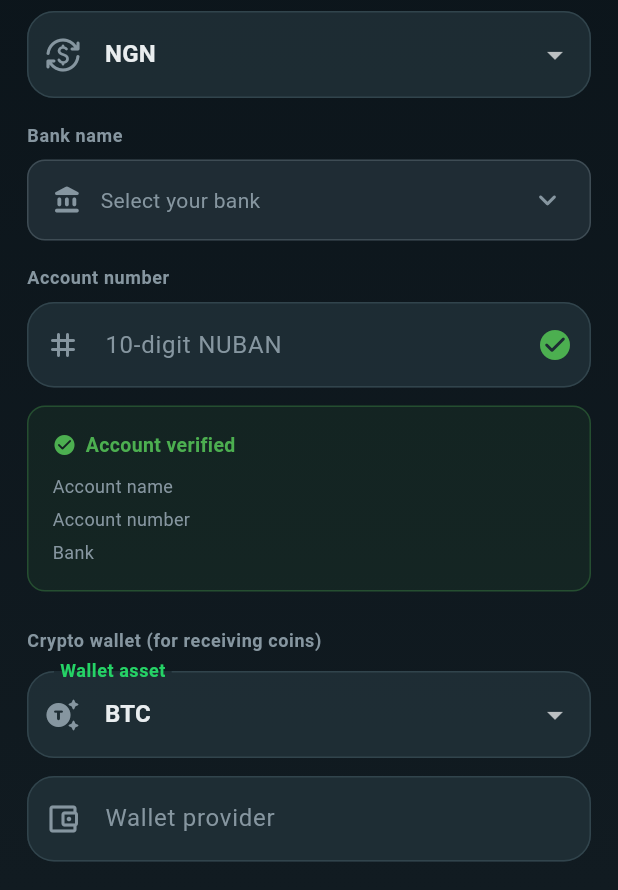
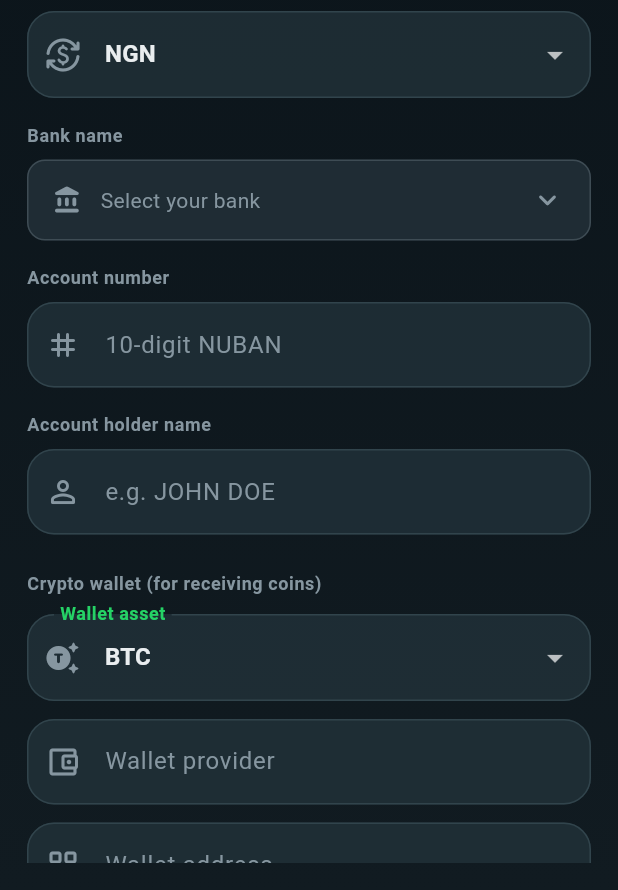
Before and after one commit to mackings/bondoo-mobile, a Flutter app: the RequiredAccountSetupScreen screen opened directly, on a phone screen of 412 x 824 dp, the part 346-1236 px from its top. Run offline on Flutter 3.47's test engine with Material 3 defaults, Android fonts, the phone set to English and light mode, and no system bars; our stand-ins replace audioplayers, firebase_core, firebase_messaging, flutter_riverpod, image_picker, permission_handler and 2 more; missing offline and left inert: agora_rtc_engine, record; accounts and stored records are empty; network calls fail.

Commit message:
Remove bank account name auto-verification; user enters account name manually
Drops the Paystack API call entirely. Flow is now:
- Select bank from list
- Type 10-digit account number
- Type account holder name manually
- Summary card appears when all three are filled

No API key or network call needed for the bank setup step.

Co-Authored-By: Claude Sonnet 4.6 <noreply@anthropic.com>

```diff
--- a/lib/features/auth/presentation/account_setup_screen.dart
+++ b/lib/features/auth/presentation/account_setup_screen.dart
@@ -140,112 +140,47 @@ class _RequiredAccountSetupScreenState
     extends ConsumerState<RequiredAccountSetupScreen> {
   final _formKey = GlobalKey<FormState>();
   final _accountNumberCtrl = TextEditingController();
+  final _accountNameCtrl = TextEditingController();
   final _walletProviderCtrl = TextEditingController();
   final _walletAddressCtrl = TextEditingController();
-  final _bankSearchCtrl = TextEditingController();
 
   String _currency = 'NGN';
   String _asset = 'BTC';
 
-  // Bank state
   List<BankInfo> _banks = [];
-  List<BankInfo> _filteredBanks = [];
   BankInfo? _selectedBank;
   bool _loadingBanks = false;
+  bool _busy = false;
 
-  // Verification state
-  VerifiedAccount? _verified;
-  bool _verifying = false;
-  String? _verifyError;
-
-  bool _busy = false;
+  bool get _accountFilled =>
+      _selectedBank != null &&
+      _accountNumberCtrl.text.trim().length >= 6 &&
+      _accountNameCtrl.text.trim().length >= 2;
 
   @override
   void initState() {
     super.initState();
     _loadBanks();
-    _accountNumberCtrl.addListener(_onAccountNumberChanged);
-    _bankSearchCtrl.addListener(_onBankSearch);
+    _accountNumberCtrl.addListener(() => setState(() {}));
+    _accountNameCtrl.addListener(() => setState(() {}));
   }
 
   @override
   void dispose() {
     _accountNumberCtrl.dispose();
+    _accountNameCtrl.dispose();
     _walletProviderCtrl.dispose();
     _walletAddressCtrl.dispose();
-    _bankSearchCtrl.dispose();
     super.dispose();
   }
 
   Future<void> _loadBanks() async {
     setState(() => _loadingBanks = true);
     try {
-      final banks =
-          await ref.read(bankRepositoryProvider).fetchBanks(_currency);
-      if (mounted) {
-        setState(() {
-          _banks = banks;
-          _filteredBanks = banks;
-          _loadingBanks = false;
-        });
-      }
+      final banks = await ref.read(bankRepositoryProvider).fetchBanks(_currency);
+      if (mounted) setState(() { _banks = banks; _loadingBanks = false; });
     } catch (_) {
       if (mounted) setState(() => _loadingBanks = false);
-    }
-  }
-
-  void _onBankSearch() {
-    final q = _bankSearchCtrl.text.toLowerCase();
-    setState(() {
-      _filteredBanks = q.isEmpty
-          ? _banks
-          : _banks
-              .where((b) => b.name.toLowerCase().contains(q))
-              .toList();
-    });
-  }
-
-  void _onAccountNumberChanged() {
-    // Clear any previous verification when account number changes
-    if (_verified != null || _verifyError != null) {
-      setState(() {
-        _verified = null;
-        _verifyError = null;
-      });
-    }
-    // Auto-trigger verification when 10 digits entered and bank selected
-    final number = _accountNumberCtrl.text.trim();
-    if (number.length == 10 && _selectedBank != null) {
-      _verifyAccount();
-    }
-  }
-
-  Future<void> _verifyAccount() async {
-    final number = _accountNumberCtrl.text.trim();
-    if (number.length < 6 || _selectedBank == null) return;
-    setState(() {
-      _verifying = true;
-      _verifyError = null;
-      _verified = null;
-    });
-    try {
-      final result = await ref.read(bankRepositoryProvider).verifyAccount(
-            accountNumber: number,
-            bankCode: _selectedBank!.code,
-          );
-      if (mounted) {
-        setState(() {
-          _verified = result;
-          _verifying = false;
-        });
-      }
-    } catch (e) {
-      if (mounted) {
-        setState(() {
-          _verifyError = e.toString().replaceAll('Exception: ', '');
-          _verifying = false;
-        });
-      }
     }
   }
 
@@ -257,25 +192,9 @@ class _RequiredAccountSetupScreenState
       shape: const RoundedRectangleBorder(
         borderRadius: BorderRadius.vertical(top: Radius.circular(20)),
       ),
-      builder: (_) => _BankPickerSheet(
-        banks: _banks,
-        searchCtrl: _bankSearchCtrl,
-        filteredBanks: _filteredBanks,
-        onFilter: _onBankSearch,
-      ),
+      builder: (_) => _BankPickerSheet(banks: _banks),
     );
-    if (picked != null && mounted) {
-      setState(() {
-        _selectedBank = picked;
-        _verified = null;
-        _verifyError = null;
-        _bankSearchCtrl.clear();
-        _filteredBanks = _banks;
-      });
-      // Auto-verify if account number already entered
-      final number = _accountNumberCtrl.text.trim();
-      if (number.length >= 10) _verifyAccount();
-    }
+    if (picked != null && mounted) setState(() => _selectedBank = picked);
   }
 
   Future<void> _save() async {
@@ -284,16 +203,12 @@ class _RequiredAccountSetupScreenState
       showApiError(context, Exception('Please select a bank'), title: 'Bank required');
       return;
     }
-    if (_verified == null) {
-      showApiError(context, Exception('Please verify your account number first'), title: 'Verification required');
-      return;
-    }
     setState(() => _busy = true);
     try {
       await ref.read(profileRepositoryProvider).saveBankAccount(
             bankName: _selectedBank!.name,
-            accountName: _verified!.accountName,
-            accountNumber: _verified!.accountNumber,
+            accountName: _accountNameCtrl.text.trim(),
+            accountNumber: _accountNumberCtrl.text.trim(),
             currency: _currency,
           );
       final user = await ref.read(profileRepositoryProvider).linkWallet(
@@ -342,8 +257,6 @@ class _RequiredAccountSetupScreenState
                 setState(() {
                   _currency = v ?? _currency;
                   _selectedBank = null;
-                  _verified = null;
-                  _verifyError = null;
                 });
                 _loadBanks();
               },
@@ -378,9 +291,7 @@ class _RequiredAccountSetupScreenState
                           : Text(
                               _selectedBank?.name ?? 'Select your bank',
                               style: TextStyle(
-                                color: _selectedBank != null
-                                    ? null
-                                    : AppTheme.muted,
+                                color: _selectedBank != null ? null : AppTheme.muted,
                                 fontWeight: _selectedBank != null
                                     ? FontWeight.w600
                                     : FontWeight.normal,
@@ -407,41 +318,34 @@ class _RequiredAccountSetupScreenState
                 if (v.trim().length < 6) return 'Enter a valid account number';
                 return null;
               },
-              decoration: InputDecoration(
+              decoration: const InputDecoration(
                 counterText: '',
                 hintText: '10-digit NUBAN',
-                prefixIcon: const Icon(Icons.tag_rounded),
-                suffixIcon: _verifying
-                    ? const Padding(
-                        padding: EdgeInsets.all(12),
-                        child: SizedBox(
-                          width: 18,
-                          height: 18,
-                          child: CircularProgressIndicator(strokeWidth: 2),
-                        ),
-                      )
-                    : _verified != null
-                        ? const Icon(Icons.check_circle_rounded,
-                            color: Colors.green)
-                        : null,
+                prefixIcon: Icon(Icons.tag_rounded),
+              ),
+            ),
+            const SizedBox(height: 16),
+
+            // ── Account holder name (manual entry) ────────────────────────
+            const _SectionLabel('Account holder name'),
+            const SizedBox(height: 8),
+            TextFormField(
+              controller: _accountNameCtrl,
+              textCapitalization: TextCapitalization.words,
+              validator: (v) {
+                if (v == null || v.trim().length < 2) {
+                  return 'Enter the account holder name';
+                }
+                return null;
+              },
+              decoration: const InputDecoration(
+                hintText: 'e.g. JOHN DOE',
+                prefixIcon: Icon(Icons.person_outline_rounded),
               ),
             ),
 
-            // ── Verify button (if not auto-triggered) ─────────────────────
-            if (_selectedBank != null &&
-                _accountNumberCtrl.text.trim().length >= 6 &&
-                _verified == null &&
-                !_verifying) ...[
-              const SizedBox(height: 8),
-              OutlinedButton.icon(
-                onPressed: _verifyAccount,
-                icon: const Icon(Icons.verified_user_rounded, size: 18),
-                label: const Text('Verify account name'),
-              ),
-            ],
-
-            // ── Verified account card ─────────────────────────────────────
-            if (_verified != null) ...[
+            // ── Summary card once all bank fields are filled ───────────────
+            if (_accountFilled) ...[
               const SizedBox(height: 12),
               Container(
                 padding: const EdgeInsets.all(16),
@@ -459,7 +363,7 @@ class _RequiredAccountSetupScreenState
                             color: Colors.green, size: 16),
                         SizedBox(width: 6),
                         Text(
-                          'Account verified',
+                          'Bank account details',
                           style: TextStyle(
                             color: Colors.green,
                             fontWeight: FontWeight.w700,
@@ -471,41 +375,15 @@ class _RequiredAccountSetupScreenState
                     const SizedBox(height: 10),
                     _VerifiedRow(
                         label: 'Account name',
-                        value: _verified!.accountName),
+                        value: _accountNameCtrl.text.trim()),
                     const SizedBox(height: 4),
                     _VerifiedRow(
                         label: 'Account number',
-                        value: _verified!.accountNumber),
+                        value: _accountNumberCtrl.text.trim()),
                     const SizedBox(height: 4),
                     _VerifiedRow(
                         label: 'Bank',
-                        value: _selectedBank?.name ?? ''),
-                  ],
-                ),
-              ),
-            ],
-
-            // ── Verification error ────────────────────────────────────────
-            if (_verifyError != null) ...[
-              const SizedBox(height: 10),
-              Container(
-                padding: const EdgeInsets.all(12),
-                decoration: BoxDecoration(
-                  color: Colors.red.withValues(alpha: 0.08),
-                  borderRadius: BorderRadius.circular(10),
-                  border: Border.all(color: Colors.red.withValues(alpha: 0.3)),
-                ),
-                child: Row(
-                  children: [
-                    const Icon(Icons.error_outline_rounded,
-                        color: Colors.red, size: 16),
-                    const SizedBox(width: 8),
-                    Expanded(
-                      child: Text(
-                        _verifyError!,
-                        style: const TextStyle(color: Colors.red, fontSize: 13),
-                      ),
-                    ),
+                        value: _selectedBank!.name),
                   ],
                 ),
               ),
@@ -563,17 +441,9 @@ class _RequiredAccountSetupScreenState
 // ─── Bank picker bottom sheet ─────────────────────────────────────────────────
 
 class _BankPickerSheet extends StatefulWidget {
-  const _BankPickerSheet({
-    required this.banks,
-    required this.searchCtrl,
-    required this.filteredBanks,
-    required this.onFilter,
-  });
+  const _BankPickerSheet({required this.banks});
 
   final List<BankInfo> banks;
-  final TextEditingController searchCtrl;
-  final List<BankInfo> filteredBanks;
-  final VoidCallback onFilter;
 
   @override
   State<_BankPickerSheet> createState() => _BankPickerSheetState();
```
